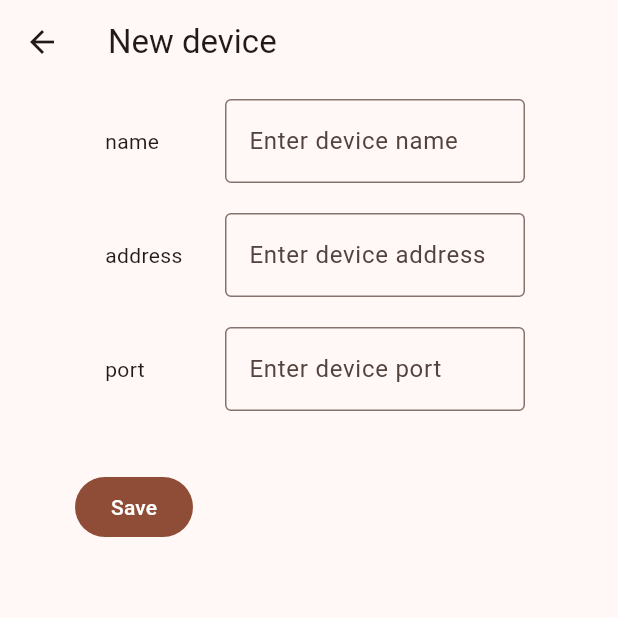
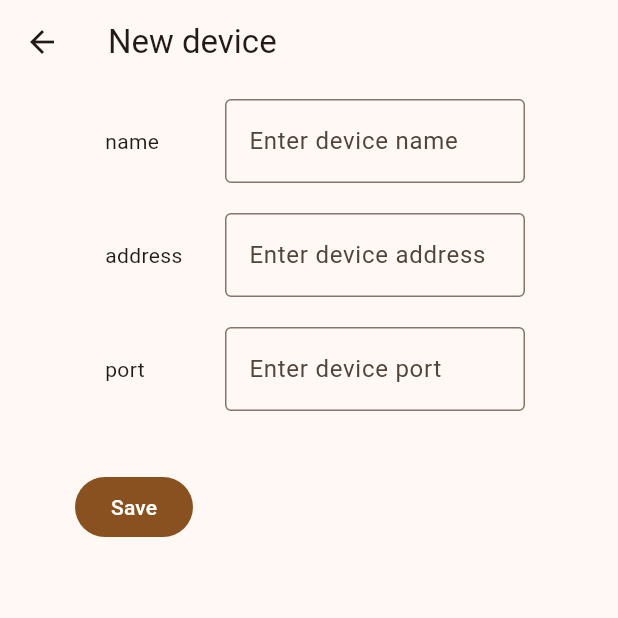
Before and after one commit to kinstaky/easy_config_logic_client, a Flutter app: the screen it shows after launch, after a tap on the "add" icon, on a phone screen of 412 x 824 dp, the top half of it. Run offline on Flutter 3.47's test engine with Material 3 defaults, Android fonts, the phone set to English and light mode, and no system bars; our stand-ins replace fl_chart, hive_flutter; missing offline and left inert: grpc, protobuf; accounts and stored records are empty; generated files the repository leaves out were written again.

Commit message:
add settings page, change theme color, change language

```diff
--- a/lib/device.dart
+++ b/lib/device.dart
@@ -161,7 +161,7 @@ class DeviceModel {
         port: int.parse(port),
         options: const ChannelOptions(
           credentials: ChannelCredentials.insecure(),
-          connectTimeout: Duration(seconds: 3),
+          connectTimeout: Duration(seconds: 1),
         ),
       ),
     );
@@ -421,7 +421,6 @@ class DeviceAdapter extends TypeAdapter<DeviceModel> {
     writer.write(obj.name);
     writer.write(obj.address);
     writer.write(obj.port);
-    // writer.write(obj.scalerNames);
   }
 }
 
--- a/lib/home_page.dart
+++ b/lib/home_page.dart
@@ -2,6 +2,7 @@ import 'package:flutter/material.dart';
 import 'package:provider/provider.dart';
 import 'package:easy_config_logic_client/device.dart';
 import 'package:easy_config_logic_client/edit_device_page.dart';
+import 'package:flutter_gen/gen_l10n/app_localizations.dart';
 
 
 Future<void> navigateEditDevicePage(
@@ -61,7 +62,7 @@ class HomePage extends StatelessWidget {
           padding: const EdgeInsets.all(20.0),
           child: FloatingActionButton(
             onPressed: () => navigateEditDevicePage(context),
-            tooltip: "Add new device",
+            tooltip: AppLocalizations.of(context)!.addDeviceTooltip,
             child: const Icon(Icons.add),
           ),
         ),
@@ -111,7 +112,7 @@ class DeviceEntry extends StatelessWidget {
           IconButton(
             icon: const Icon(Icons.refresh),
             iconSize: 36,
-            tooltip: "Refresh",
+            tooltip: AppLocalizations.of(context)!.refreshTooltip,
             onPressed: () {
               device.errorConnect = 0;
               device.refreshState();
@@ -120,7 +121,7 @@ class DeviceEntry extends StatelessWidget {
           IconButton(
             icon: const Icon(Icons.edit),
             iconSize: 36,
-            tooltip: "Edit",
+            tooltip: AppLocalizations.of(context)!.editDeviceTooltip,
             onPressed: () => navigateEditDevicePage(
               context,
               device: device,
@@ -129,7 +130,7 @@ class DeviceEntry extends StatelessWidget {
           IconButton(
             icon: const Icon(Icons.delete_forever),
             iconSize: 36,
-            tooltip: "Delete",
+            tooltip: AppLocalizations.of(context)!.deleteDeviceTooltip,
             onPressed: () {
               var deviceMap = context.read<DeviceMapModel>();
               deviceMap.deleteDevice(device.name);
--- a/lib/main.dart
+++ b/lib/main.dart
@@ -1,13 +1,17 @@
 import 'dart:math';
 import 'package:flutter/material.dart';
-// import 'package:flutter_localizations/flutter_localizations.dart';
+import 'package:flutter_localizations/flutter_localizations.dart';
+import 'package:flutter_gen/gen_l10n/app_localizations.dart';
 import 'package:provider/provider.dart';
 import 'package:easy_config_logic_client/device.dart';
+import 'package:easy_config_logic_client/settings.dart';
 import 'package:easy_config_logic_client/home_page.dart';
 import 'package:easy_config_logic_client/device_page.dart';
+import 'package:easy_config_logic_client/settings_page.dart';
 
 final lineColors = [];
 final deviceMap = DeviceMapModel();
+final settingsModel = SettingsModel();
 
 void main() async {
   var fullColors = Colors.accents.toList();
@@ -15,6 +19,7 @@ void main() async {
     lineColors.add(fullColors[Random().nextInt(fullColors.length)]);
   }
   await deviceMap.init();
+  await settingsModel.init();
   runApp(const Client());
 }
 
@@ -24,28 +29,37 @@ class Client extends StatelessWidget {
 
   @override
   Widget build(BuildContext context) {
-    return ChangeNotifierProvider(
-      create: (context) => deviceMap,
-      child: MaterialApp(
+    return MultiProvider(
+      providers: [
+        ChangeNotifierProvider(create: (context) => deviceMap),
+        ChangeNotifierProvider(create: (context) => settingsModel),
+      ],
+      builder: (context, child) {
+        return MaterialApp(
           title: "easy config logic client",
-        // localizationsDelegates: const [
-        //   GlobalMaterialLocalizations.delegate,
-        //   GlobalWidgetsLocalizations.delegate,
-        //   // GlobalCupertinoLocalizations.delegate
-        // ],
-        // supportedLocales: const [
-        //   Locale('en'), // English
-        //   Locale('zh'), // Chinese
-        // ],
+          localizationsDelegates: const [
+            AppLocalizations.delegate,
+            GlobalMaterialLocalizations.delegate,
+            GlobalWidgetsLocalizations.delegate,
+            GlobalCupertinoLocalizations.delegate
+          ],
+          supportedLocales: const [
+            Locale("en"), // English
+            Locale("zh"), // Chinese
+          ],
           theme: ThemeData(
             colorScheme: ColorScheme.fromSeed(
-            seedColor: Colors.deepOrangeAccent,
-            brightness: Brightness.light,
+              seedColor: context.watch<SettingsModel>().color,
+              brightness: context.watch<SettingsModel>().brightness,
             ),
+            fontFamily: context.watch<SettingsModel>().locale
+              == Locale("zh") ? "NotoSansSC" : "Roboto",
           ),
           restorationScopeId: "app",
+          locale: context.watch<SettingsModel>().locale,
           home: const ClientPage(),
-      ),
+        );
+      }
     );
   }
 }
@@ -84,6 +98,9 @@ class _ClientPageState extends State<ClientPage> {
           lineColors: lineColors,
         );
         break;
+      case 2:
+        page = SettingsPage();
+        break;
       default:
         throw UnimplementedError('no widget for $selectedPageIndex');
     }
@@ -116,7 +133,18 @@ class _ClientPageState extends State<ClientPage> {
                     size: 48,
                   ),
                   label: Text('Device'),
-                )
+                ),
+                NavigationRailDestination(
+                  icon: Icon(
+                    Icons.settings_outlined,
+                    size: 48,
+                  ),
+                  selectedIcon: Icon(
+                    Icons.settings,
+                    size: 48,
+                  ),
+                  label: Text("Preferences"),
+                ),
               ],
               selectedIndex: selectedPageIndex,
               onDestinationSelected: changePage,
--- /dev/null
+++ b/lib/settings.dart
@@ -0,0 +1,72 @@
+import 'package:flutter/material.dart';
+import 'package:hive_flutter/hive_flutter.dart';
+
+
+class SettingsModel extends ChangeNotifier {
+  SettingsModel();
+
+  // theme color
+  late Color color;
+  // color value
+  late int colorValue;
+  // theme brightness, light or dark
+  late Brightness brightness;
+  // locale, en or zh
+  late Locale locale;
+
+
+  Future<void> init() async {
+    await Hive.initFlutter();
+    var box = await Hive.openBox("settings");
+    var version = box.get("version") ?? 0;
+    if (version == 0) {
+      colorValue = 0xFFF78A4B;
+      color = Color(0xFFF79A4B);
+      brightness = Brightness.light;
+      locale = Locale("en");
+    } else if (version == 1) {
+      colorValue = box.get("color");
+      color = Color(colorValue);
+      brightness = box.get("brightness") == 0
+        ? Brightness.light
+        : Brightness.dark;
+      locale = Locale(box.get("locale"));
+    }
+  }
+
+
+  Future<void> save() async {
+    await Hive.initFlutter();
+    var box = await Hive.openBox("settings");
+    box.put("version", 1);
+    box.put("color", colorValue);
+    box.put(
+      "brightness",
+      brightness == Brightness.light ? 0 : 1
+    );
+    box.put("locale", locale.languageCode);
+  }
+
+
+  void updateThemeColor(value) {
+    colorValue = value;
+    color = Color(colorValue);
+    notifyListeners();
+    save();
+  }
+
+
+  void updateBrightness(Brightness b) {
+    brightness = b;
+    notifyListeners();
+    save();
+  }
+
+
+  void updateLocale(Locale l) {
+    locale = l;
+    notifyListeners();
+    save();
+  }
+
+}
--- a/pubspec.yaml
+++ b/pubspec.yaml
@@ -37,3 +37,7 @@ dev_dependencies:
 flutter:
   generate: true
   uses-material-design: true
+  fonts:
+    - family: NotoSansSC
+      fonts:
+      - asset: fonts/NotoSansSC-Regular.ttf
```
Also changed, not shown: lib/l10n/app_en.arb (+31 -0 lines), lib/l10n/app_zh.arb (+10 -0 lines), lib/settings_page.dart (added, +153 -0 lines), 1 other file. Lines whose indentation alone changed are shown as unchanged.
